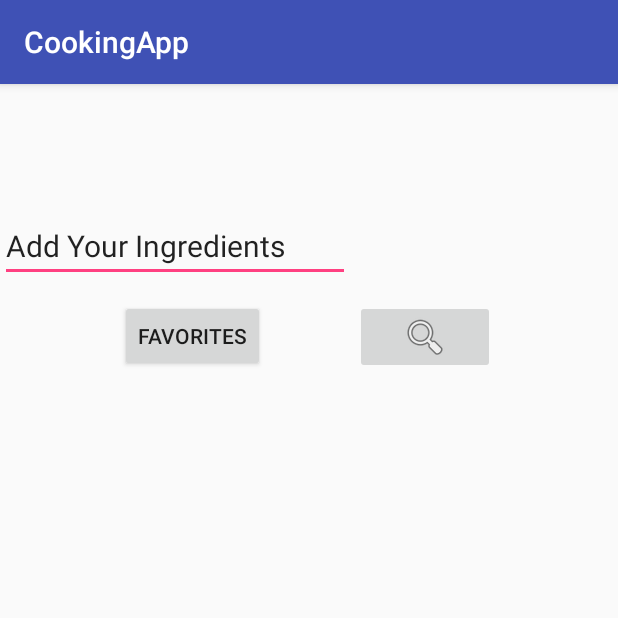
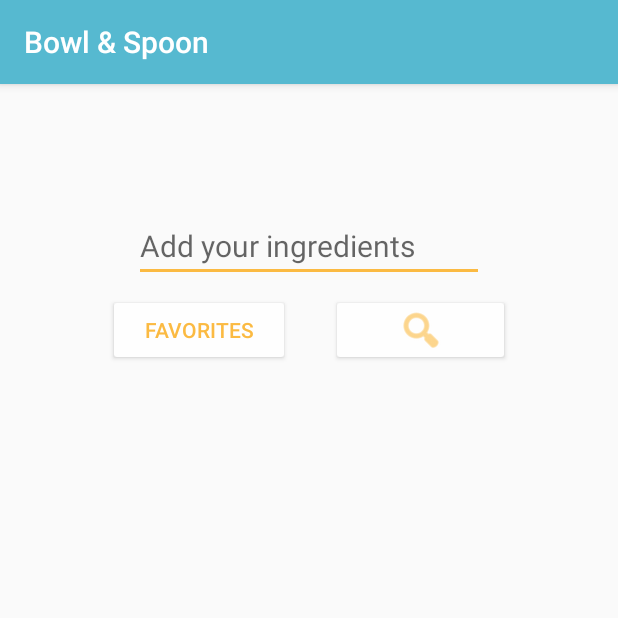
Before and after one commit to travesto/CookingApp, an Android app: the screen it shows after launch (MainActivity), on a phone screen of 412 x 824 dp, the top half of it. Run offline under Robolectric (Android 15) with nearby library versions, the light colour scheme and no system bars.

Commit message:
reworked design and stuff

```diff
--- a/app/src/main/res/layout/activity_main.xml
+++ b/app/src/main/res/layout/activity_main.xml
@@ -10,43 +10,43 @@
         android:id="@+id/searchText"
         android:layout_width="wrap_content"
         android:layout_height="wrap_content"
+        android:layout_marginEnd="8dp"
+        android:layout_marginStart="8dp"
         android:layout_marginTop="84dp"
         android:ems="10"
+        android:hint="Add your ingredients"
         android:inputType="text"
-        android:text="Add Your Ingredients"
         android:textSize="20sp"
-        app:layout_constraintLeft_toLeftOf="parent"
-        app:layout_constraintRight_toRightOf="parent"
+        app:layout_constraintEnd_toEndOf="parent"
         app:layout_constraintStart_toStartOf="parent"
         app:layout_constraintTop_toTopOf="parent" />
 
     <ImageButton
         android:id="@+id/searchButton"
-        android:layout_width="93dp"
-        android:layout_height="49dp"
-        android:layout_marginBottom="8dp"
-        android:layout_marginEnd="82dp"
-        android:layout_marginTop="3dp"
+        style="?attr/buttonStyle"
+        android:layout_width="119dp"
+        android:layout_height="48dp"
+        android:layout_marginEnd="72dp"
+        android:layout_marginTop="8dp"
+        android:backgroundTint="@color/OffWhite"
         android:contentDescription="TODO"
         android:onClick="sendMessage"
-        app:layout_constraintBottom_toBottomOf="parent"
+        android:tint="@color/colorAccent"
         app:layout_constraintEnd_toEndOf="parent"
         app:layout_constraintTop_toBottomOf="@+id/searchText"
-        app:layout_constraintVertical_bias="0.015"
         app:srcCompat="@android:drawable/ic_menu_search" />
 
     <Button
         android:id="@+id/favoritesButton"
-        android:layout_width="wrap_content"
+        android:layout_width="121dp"
         android:layout_height="wrap_content"
-        android:layout_marginBottom="8dp"
-        android:layout_marginStart="80dp"
-        android:layout_marginTop="3dp"
+        android:layout_marginStart="72dp"
+        android:layout_marginTop="8dp"
+        android:backgroundTint="@color/OffWhite"
         android:onClick="favorites"
         android:text="Favorites"
-        app:layout_constraintBottom_toBottomOf="parent"
+        android:textColor="@color/colorAccent"
         app:layout_constraintStart_toStartOf="parent"
-        app:layout_constraintTop_toBottomOf="@+id/searchText"
-        app:layout_constraintVertical_bias="0.015" />
+        app:layout_constraintTop_toBottomOf="@+id/searchText" />
 
 </android.support.constraint.ConstraintLayout>
--- a/app/src/main/res/values/colors.xml
+++ b/app/src/main/res/values/colors.xml
@@ -1,6 +1,7 @@
 <?xml version="1.0" encoding="utf-8"?>
 <resources>
-    <color name="colorPrimary">#3F51B5</color>
-    <color name="colorPrimaryDark">#303F9F</color>
-    <color name="colorAccent">#FF4081</color>
+    <color name="colorPrimary">#56B9D0</color>
+    <color name="colorPrimaryDark">#3B3F42</color>
+    <color name="colorAccent">#FBBA42</color>
+    <color name="OffWhite">#fefefe</color>
 </resources>
--- a/app/src/main/res/values/strings.xml
+++ b/app/src/main/res/values/strings.xml
@@ -1,5 +1,5 @@
 <resources>
-    <string name="app_name">CookingApp</string>
+    <string name="app_name">Bowl &amp; Spoon</string>
 
     <!-- TODO: Remove or change this placeholder text -->
     <string name="hello_blank_fragment">Hello blank fragment</string>
```
